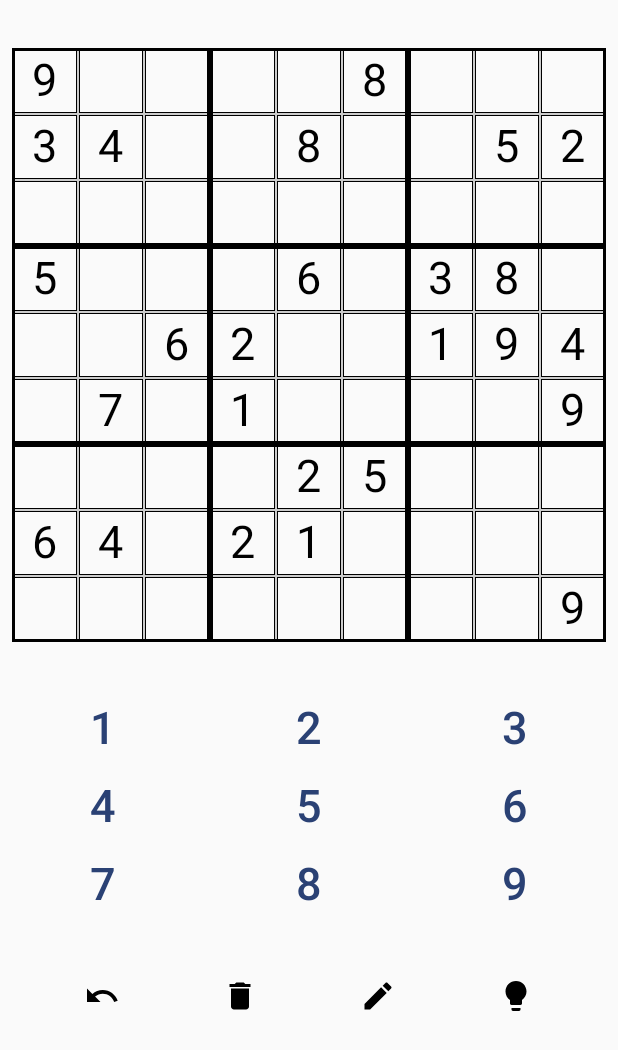
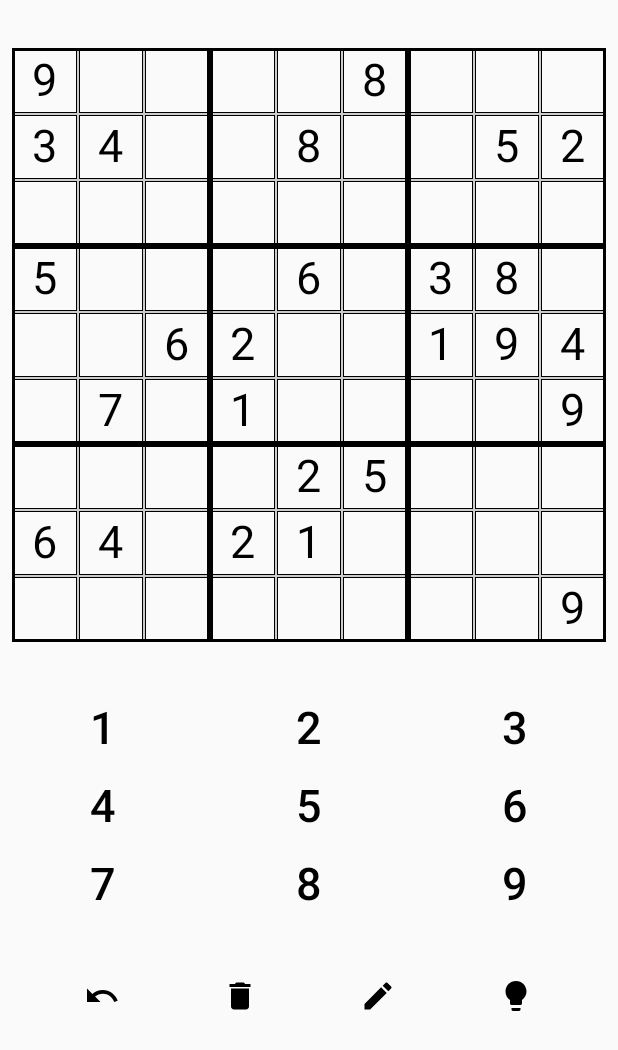
Before and after one commit to AndreasY12/SudokuAndroid, an Android app built with Jetpack Compose: the screen it shows after launch (MainActivity), on a phone screen of 412 x 824 dp. Shown: the top 1050 px of the screen. Run offline under Robolectric (Android 15) with nearby library versions, the phone set to English and light mode, and no system bars.

Commit message:
Made numbers black

```diff
--- a/app/src/main/java/com/example/sudokunew/MainActivity.kt
+++ b/app/src/main/java/com/example/sudokunew/MainActivity.kt
@@ -166,7 +166,8 @@ fun NumberPad(modifier: Modifier = Modifier) {
                     ) {
                         Text(
                             text = number.toString(),
-                            fontSize = 30.sp
+                            fontSize = 30.sp,
+                            color = Color.Black
                         )
                     }
                 }
```
